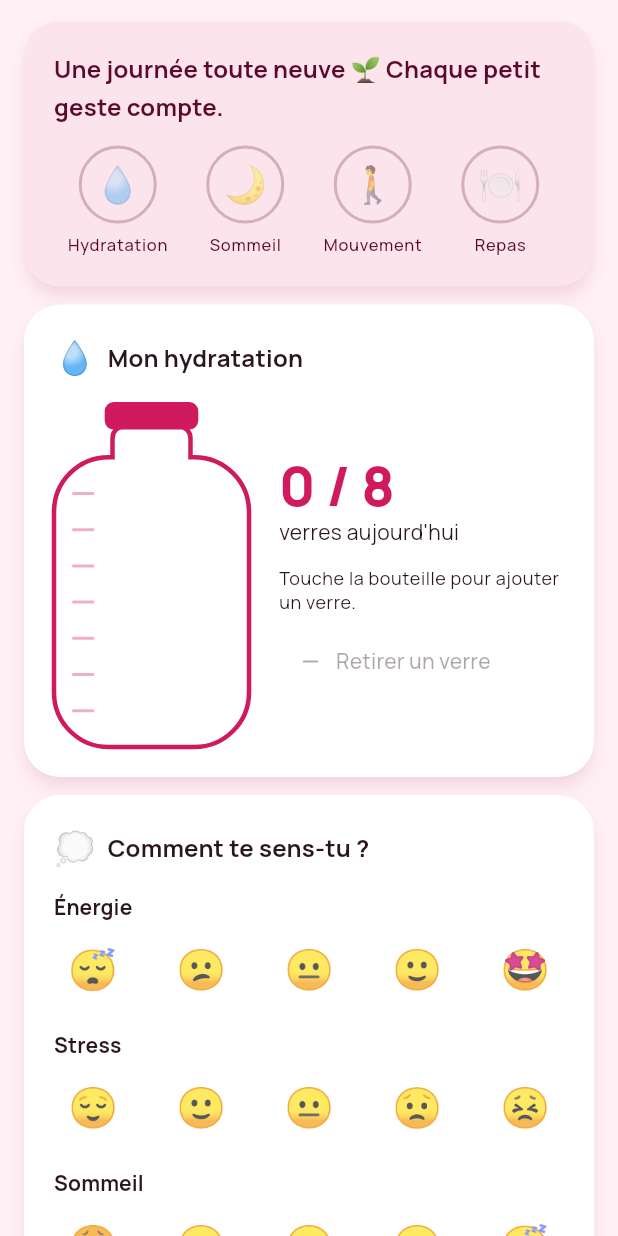
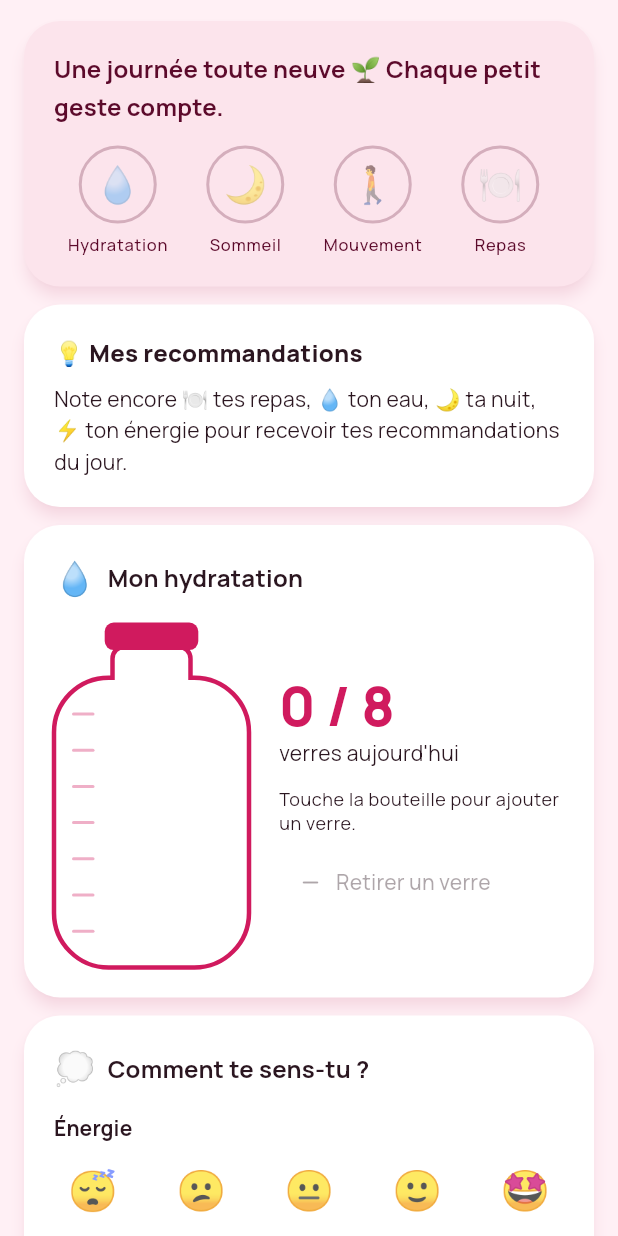
Before and after one commit to tionrolokone16-commits/Projet-Sheik-, a Flutter app: the VueJourHabitudes widget shown alone on an empty page, opened directly with empty values, on a phone screen of 412 x 824 dp. Run offline on Flutter 3.47's test engine with Material 3 defaults, Android fonts, the phone set to English and light mode, and no system bars; our stand-ins replace confetti, fl_chart, flutter_animate, google_fonts, image_picker, material_ui and 3 more; accounts and stored records are empty.

Commit message:
Recommandations une fois la journée complète
- Journée complète : 3 repas, eau, nuit et énergie notés ; avant cela,
  la vue du jour indique ce qu'il reste à noter
- « Mes recommandations » (vue du jour, accueil, bilan du soir) : calories
  par rapport à l'objectif, légumes / féculents / protéines des assiettes,
  petit-déjeuner, dîner tardif, eau, sommeil, mouvement, stress, digestion
- Au plus 5 conseils, les plus utiles d'abord, toujours bienveillants

Co-Authored-By: Claude Opus 5.5 <noreply@anthropic.com>

```diff
--- a/premiere_app/lib/screens/accueil_screen.dart
+++ b/premiere_app/lib/screens/accueil_screen.dart
@@ -19,6 +19,7 @@ import '../services/plante_service.dart';
 import '../services/recompenses_service.dart';
 import '../widgets/avatar_profil.dart';
 import '../widgets/carte_rappel_repas.dart';
+import '../widgets/carte_recommandations.dart';
 import '../widgets/dialogue_pesee.dart';
 import '../widgets/tableau_calories.dart';
 import '../widgets/plante.dart';
@@ -193,6 +194,7 @@ class AccueilScreen extends StatelessWidget {
                         // ----- 3. Aujourd'hui (seulement s'il y a lieu) -----
                         // ----- Calories du jour (grand tableau de bord) -----
                         const TableauCalories(),
+                        CarteRecommandations(date: maintenant, seulementSiComplete: true),
                         // ----- Jour de pesée (sauf si le poids est masqué sur l'accueil) -----
                         if (!reglages.masquerPoidsAccueil &&
                             PeseeHebdoService.rappelAujourdhui(
--- a/premiere_app/lib/screens/bilan_soir_screen.dart
+++ b/premiere_app/lib/screens/bilan_soir_screen.dart
@@ -7,6 +7,7 @@ import '../providers/profil_provider.dart';
 import '../providers/recompenses_provider.dart';
 import '../providers/reglages_provider.dart';
 import '../services/bilan_soir_service.dart';
+import '../widgets/carte_recommandations.dart';
 
 /// Bilan du soir : un bravo pour ce qui a été fait aujourd'hui.
 /// « Ma journée a été compliquée » : du réconfort, puis 1 ou 2 idées
@@ -106,6 +107,8 @@ class _BilanSoirScreenState extends State<BilanSoirScreen> {
                 ),
                 const SizedBox(height: 8),
 
+                CarteRecommandations(date: _aujourdhui, seulementSiComplete: true),
+                const SizedBox(height: 8),
                 // ----- Journée compliquée -----
                 if (!_compliquee)
                   OutlinedButton.icon(
--- /dev/null
+++ b/premiere_app/lib/services/recommandations_service.dart
@@ -0,0 +1,210 @@
+import '../models/activite.dart';
+import '../models/jour_habitudes.dart';
+import '../models/repas_photo.dart';
+import 'habitudes_service.dart';
+
+/// Une recommandation : un emoji, un titre court et un conseil concret.
+typedef Recommandation = ({String emoji, String titre, String texte});
+
+/// Ce qui manque encore pour que la journée soit complète.
+enum InfoManquante {
+  repas('🍽️', 'tes repas'),
+  eau('💧', 'ton eau'),
+  nuit('🌙', 'ta nuit'),
+  energie('⚡', 'ton énergie');
+
+  const InfoManquante(this.emoji, this.libelle);
+  final String emoji;
+  final String libelle;
+}
+
+/// Recommandations de fin de journée, à partir de ce qui a été noté.
+/// Ton bienveillant : des conseils concrets, jamais de reproche.
+class RecommandationsService {
+  RecommandationsService._();
+
+  /// Nombre de repas notés pour considérer la journée complète.
+  static const repasPourCompleter = 3;
+
+  /// Nombre maximum de recommandations affichées.
+  static const maximum = 5;
+
+  /// Ce qui manque pour que la journée soit complète (vide : journée complète).
+  static List<InfoManquante> manquantes({
+    required JourHabitudes jour,
+    required List<RepasPhoto> repasDuJour,
+  }) {
+    final repas = repasDuJour.isNotEmpty ? repasDuJour.length : jour.repas.length;
+    return [
+      if (repas < repasPourCompleter) InfoManquante.repas,
+      if (jour.verres == 0) InfoManquante.eau,
+      if (jour.sommeilHeures == null) InfoManquante.nuit,
+      if (!jour.ressentis.containsKey(Ressenti.energie)) InfoManquante.energie,
+    ];
+  }
+
+  /// Recommandations pour une journée complète, les plus utiles d'abord.
+  static List<Recommandation> calculer({
+    required JourHabitudes jour,
+    required List<RepasPhoto> repasDuJour,
+    required List<Activite> activitesDuJour,
+    required int objectifVerres,
+    required int consomme,
+    required int? objectifKcal,
+  }) {
+    final liste = <Recommandation>[];
+
+    // ----- Calories par rapport à l'objectif -----
+    if (objectifKcal != null) {
+      final ecart = consomme - objectifKcal;
+      if (ecart > 150) {
+        liste.add((
+          emoji: '⚖️',
+          titre: 'Retrouver l\'équilibre',
+          texte:
+              'Tu es ≈ $ecart kcal au-dessus de ton objectif. Une marche ou une séance '
+              '(voir « Retrouver l\'équilibre ») peut aider, et demain une assiette avec '
+              'plus de légumes.',
+        ));
+      } else if (ecart < -500) {
+        liste.add((
+          emoji: '🍊',
+          titre: 'Bien te nourrir',
+          texte:
+              'Tu as mangé nettement moins que ton objectif (≈ ${-ecart} kcal de moins). '
+              'Manger trop peu fatigue le corps : un en-cas équilibré (fruit, yaourt, '
+              'arachides) est une bonne idée.',
+        ));
+      } else {
+        liste.add((
+          emoji: '🎯',
+          titre: 'Objectif respecté',
+          texte: 'Tes calories sont proches de ton objectif aujourd\'hui. Bravo, continue ainsi !',
+        ));
+      }
+    }
+
+    // ----- Composition des assiettes -----
+    final assiettes = repasDuJour.where((r) => r.portions.total > 0).toList();
+    if (assiettes.isNotEmpty) {
+      double moyenne(double Function(RepasPhoto) part) =>
+          assiettes.fold<double>(0, (s, r) => s + part(r)) / assiettes.length;
+      final legumes = moyenne((r) => r.portions.legumes);
+      final proteines = moyenne((r) => r.portions.proteines);
+      final feculents = moyenne((r) => r.portions.feculents);
+      if (legumes < 0.25) {
+        liste.add((
+          emoji: '🥗',
+          titre: 'Plus de légumes',
+          texte:
+              'Les légumes ont été discrets aujourd\'hui. Vise une demi-assiette de légumes '
+              'au prochain repas (sauce feuille, gombo, aubergine, crudités…).',
+        ));
+      }
+      if (feculents > 0.5) {
+        liste.add((
+          emoji: '🍚',
+          titre: 'Équilibrer les féculents',
+          texte:
+              'Les féculents (riz, attiéké, foutou…) ont pris beaucoup de place. Un quart '
+              'd\'assiette suffit, le reste en légumes et protéines.',
+        ));
+      }
+      if (proteines < 0.15) {
+        liste.add((
+          emoji: '🐟',
+          titre: 'Un peu plus de protéines',
+          texte:
+              'Ajoute une source de protéines à tes repas : poisson, poulet, œuf, haricots '
+              'ou lentilles. Elles aident à tenir jusqu\'au repas suivant.',
+        ));
+      }
+    }
+
+    // ----- Repas : petit-déjeuner et dîner tardif -----
+    final moments = repasDuJour.isNotEmpty ? repasDuJour.map((r) => r.repas).toSet() : jour.repas;
+    if (!moments.contains(Repas.petitDejeuner)) {
+      liste.add((
+        emoji: '🥐',
+        titre: 'Le petit-déjeuner',
+        texte:
+            'Demain, prends un petit-déjeuner (bouillie, pain et œuf, fruit…) : il aide '
+            'à éviter les fringales de la journée.',
+      ));
+    }
+    if (repasDuJour.any((r) => r.repas == Repas.diner && r.date.hour >= 21)) {
+      liste.add((
+        emoji: '🕘',
+        titre: 'Dîner un peu plus tôt',
+        texte:
+            'Ton dîner était tardif. Quand c\'est possible, dîne avant 20 h 30 pour mieux dormir.',
+      ));
+    }
+
+    // ----- Eau -----
+    if (jour.verres < objectifVerres) {
+      final reste = objectifVerres - jour.verres;
+      liste.add((
+        emoji: '💧',
+        titre: 'Boire un peu plus',
+        texte:
+            'Encore $reste verre${reste > 1 ? 's' : ''} pour ton objectif d\'eau. Garde une '
+            'bouteille près de toi demain.',
+      ));
+    }
+
+    // ----- Sommeil -----
+    final nuit = jour.sommeilHeures!;
+    if (nuit < HabitudesService.sommeilReparateurHeures) {
+      liste.add((
+        emoji: '😴',
+        titre: 'Une nuit plus longue',
+        texte:
+            'Ta nuit a duré ${HabitudesService.formaterHeures(nuit)}. Ce soir, essaie de te '
+            'coucher 30 minutes plus tôt : le sommeil aide aussi à perdre du poids.',
+      ));
+    }
+
+    // ----- Mouvement -----
+    final enMouvement = HabitudesService.enMouvement(jour, activitesDuJour);
+    if (!enMouvement) {
+      liste.add((
+        emoji: '🚶',
+        titre: 'Bouger un peu',
+        texte:
+            'Pas beaucoup de mouvement aujourd\'hui. Demain, une marche de 20 minutes '
+            'ferait du bien à ton corps et à ton moral.',
+      ));
+    }
+
+    // ----- Stress et digestion -----
+    if ((jour.ressentis[Ressenti.stress] ?? 0) >= 4) {
+      liste.add((
+        emoji: '🫁',
+        titre: 'Souffler un peu',
+        texte:
+            'La journée a été stressante. Une minute de respiration (bouton « Fringale » '
+            'de l\'accueil) aide à relâcher la pression.',
+      ));
+    }
+    if (jour.digestion != null && jour.digestion! <= 2) {
+      liste.add((
+        emoji: '🌿',
+        titre: 'Ménager ta digestion',
+        texte:
+            'Ta digestion a été inconfortable. Mange lentement, privilégie des plats moins '
+            'gras et épicés, et parles-en à ta diététicienne si ça dure.',
+      ));
+    }
+
+    // Rien à améliorer : un mot positif.
+    if (liste.every((r) => r.titre == 'Objectif respecté')) {
+      liste.add((
+        emoji: '✨',
+        titre: 'Belle journée',
+        texte: 'Eau, sommeil, repas : tout est bien équilibré aujourd\'hui. Merci d\'avoir tout noté !',
+      ));
+    }
+    return liste.take(maximum).toList();
+  }
+}
--- /dev/null
+++ b/premiere_app/lib/widgets/carte_recommandations.dart
@@ -0,0 +1,109 @@
+import 'package:material_ui/material_ui.dart';
+import 'package:provider/provider.dart';
+
+import '../providers/habitudes_provider.dart';
+import '../providers/reglages_provider.dart';
+import '../services/recommandations_service.dart';
+import 'energie.dart';
+
+/// « Mes recommandations » : quand la journée est complète (repas, eau, nuit,
+/// énergie), des conseils tirés de ce qui a été noté. Avant cela, la carte
+/// indique ce qu'il reste à noter (sauf si [seulementSiComplete]).
+class CarteRecommandations extends StatelessWidget {
+  const CarteRecommandations({super.key, required this.date, this.seulementSiComplete = false});
+
+  final DateTime date;
+
+  /// Sur l'accueil : rien tant que la journée n'est pas complète.
+  final bool seulementSiComplete;
+
+  @override
+  Widget build(BuildContext context) {
+    final theme = Theme.of(context);
+    final couleurs = theme.colorScheme;
+    final habitudes = context.watch<HabitudesProvider>();
+    final objectifVerres = context.watch<ReglagesProvider>().reglages.objectifVerres;
+    final jour = habitudes.jour(date);
+    final repas = habitudes.repasPhotosDu(date);
+    final manquantes = RecommandationsService.manquantes(jour: jour, repasDuJour: repas);
+    if (manquantes.isNotEmpty && seulementSiComplete) return const SizedBox.shrink();
+
+    final titre = Text(
+      '💡 Mes recommandations',
+      style: theme.textTheme.titleMedium?.copyWith(fontWeight: FontWeight.w800),
+    );
+
+    if (manquantes.isNotEmpty) {
+      return Card(
+        key: const Key('recommandations_a_completer'),
+        child: Padding(
+          padding: const EdgeInsets.all(20),
+          child: Column(
+            crossAxisAlignment: CrossAxisAlignment.start,
+            children: [
+              titre,
+              const SizedBox(height: 8),
+              Text(
+                'Note encore ${manquantes.map((m) => '${m.emoji} ${m.libelle}').join(', ')} '
+                'pour recevoir tes recommandations du jour.',
+                style: theme.textTheme.bodyMedium,
+              ),
+            ],
+          ),
+        ),
+      );
+    }
+
+    final recommandations = RecommandationsService.calculer(
+      jour: jour,
+      repasDuJour: repas,
+      activitesDuJour: habitudes.activitesDu(date),
+      objectifVerres: objectifVerres,
+      consomme: habitudes.kcalConsommees(date),
+      objectifKcal: objectifActuel(context)?.kcalParJour,
+    );
+    return Card(
+      key: const Key('carte_recommandations'),
+      color: couleurs.secondaryContainer,
+      child: Padding(
+        padding: const EdgeInsets.all(20),
+        child: Column(
+          crossAxisAlignment: CrossAxisAlignment.start,
+          children: [
+            titre,
+            const SizedBox(height: 4),
+            Text(
+              'Ta journée est complète, merci ! Voici mes conseils :',
+              style: theme.textTheme.bodySmall,
+            ),
+            for (final r in recommandations)
+              Padding(
+                padding: const EdgeInsets.only(top: 12),
+                child: Row(
+                  crossAxisAlignment: CrossAxisAlignment.start,
+                  children: [
+                    Text(r.emoji, style: const TextStyle(fontSize: 24)),
+                    const SizedBox(width: 12),
+                    Expanded(
+                      child: Column(
+                        crossAxisAlignment: CrossAxisAlignment.start,
+                        children: [
+                          Text(
+                            r.titre,
+                            style: theme.textTheme.titleSmall?.copyWith(
+                              fontWeight: FontWeight.w800,
+                            ),
+                          ),
+                          Text(r.texte, style: theme.textTheme.bodyMedium),
+                        ],
+                      ),
+                    ),
+                  ],
+                ),
+              ),
+          ],
+        ),
+      ),
+    );
+  }
+}
--- a/premiere_app/lib/widgets/vue_jour_habitudes.dart
+++ b/premiere_app/lib/widgets/vue_jour_habitudes.dart
@@ -22,6 +22,7 @@ import '../screens/ajouter_repas_screen.dart';
 import '../screens/exercices_screen.dart';
 import 'assiette.dart';
 import 'bouteille_eau.dart';
+import 'carte_recommandations.dart';
 import 'panneau_ressenti_repas.dart';
 import 'dialogue_activite.dart';
 import 'energie.dart';
@@ -124,6 +125,8 @@ class VueJourHabitudes extends StatelessWidget {
                     objectif: objectifActuel(context)?.kcalParJour,
                     aujourdhui: _estAujourdhui,
                   ),
+                // Conseils du jour, une fois la journée complète.
+                CarteRecommandations(date: date),
                 _CarteEau(
                   verres: jour.verres,
                   objectif: objectifVerres,
```
Also changed, not shown: premiere_app/tool/apercu_recommandations_test.dart (added, +85 -0 lines), 1 other file.
